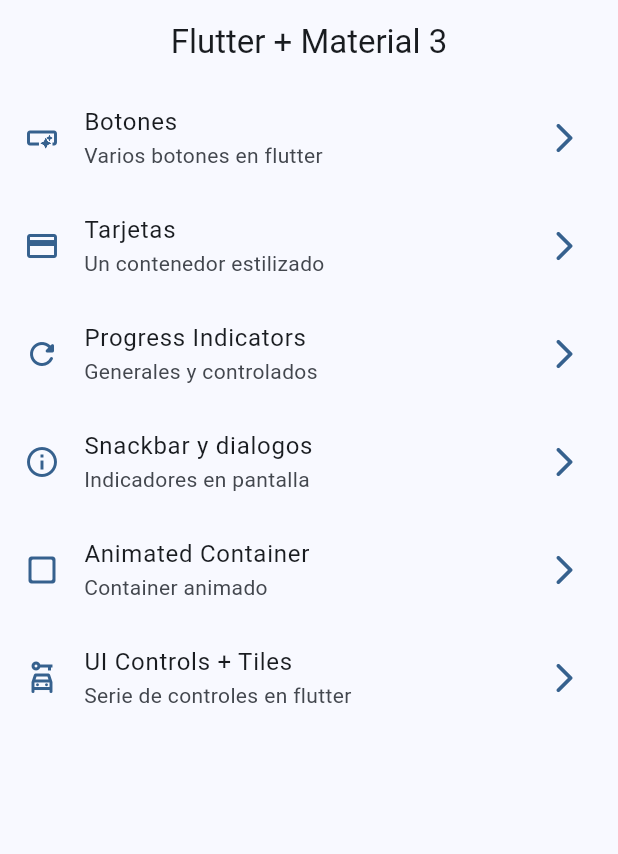
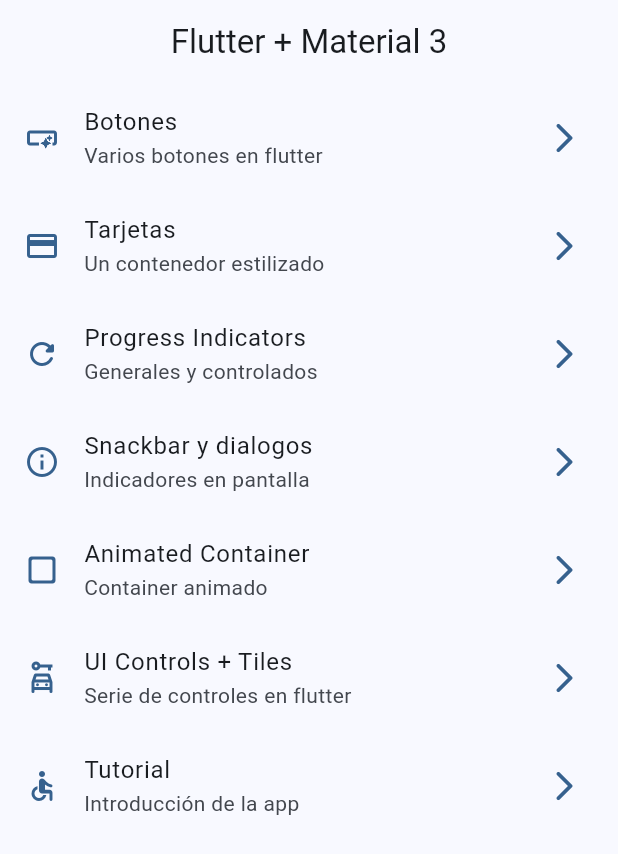
Before and after one commit to kanon488/widgets_app, a Flutter app: the screen it shows after launch, on a phone screen of 412 x 824 dp. Shown: the top 854 px of the screen. Run offline on Flutter 3.47's test engine with Material 3 defaults, Android fonts, the phone set to English and light mode, and no system bars; our stand-ins replace go_router.

```diff
--- a/lib/config/menu/menu_item.dart
+++ b/lib/config/menu/menu_item.dart
@@ -45,5 +45,10 @@ const appMenuItems = <MenuItem>[
           title: 'UI Controls + Tiles',
           subtitle: 'Serie de controles en flutter',
           link: '/ui-controls',
-          icon: Icons.car_rental_outlined)
+          icon: Icons.car_rental_outlined),
+        MenuItem(
+          title: 'Tutorial',
+          subtitle: 'Introducción de la app',
+          link: '/tutorial',
+          icon: Icons.accessible_rounded)
 ];
--- a/lib/config/router/app_router.dart
+++ b/lib/config/router/app_router.dart
@@ -35,6 +35,10 @@ final appRouter = GoRouter(
       GoRoute(
         path: '/ui-controls',
         name: UiControlsScreen.name,
-        builder: (context, state) => UiControlsScreen())
+        builder: (context, state) => UiControlsScreen()),
+      GoRoute(
+        path: '/tutorial',
+        name: AppTutorialScreen.name,
+        builder: (context, state) => AppTutorialScreen())
   ],
 );
--- a/pubspec.yaml
+++ b/pubspec.yaml
@@ -18,3 +18,6 @@ dev_dependencies:
 
 flutter:
   uses-material-design: true
+
+assets:
+  - assets/images/
```
Also changed, not shown: assets/Images/1.png (added), assets/Images/2.png (added), assets/Images/3.png (added), assets/Images/jar-loading.gif (added).
